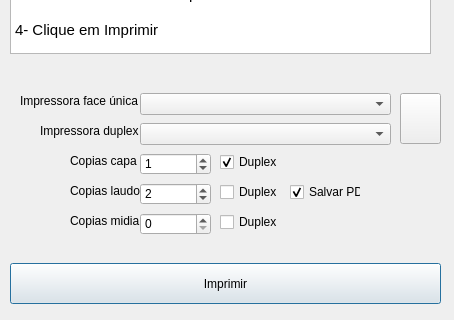
Above: tools/print_laudo/main_window.ui from renatormc/sinftools before the change; both pictures show x 0 to 454 and y 167 to 487 of the 454 by 487 pixel window. Below: the same form after it.
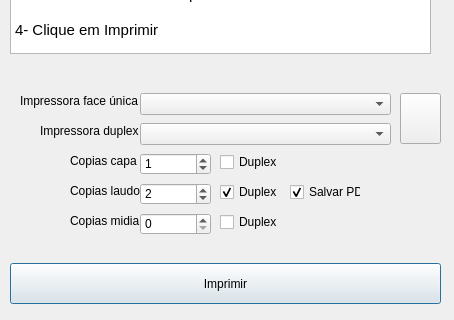
That is the form after the change.

Diff of the .ui file:
```diff
--- a/tools/print_laudo/main_window.ui
+++ b/tools/print_laudo/main_window.ui
@@ -98,7 +98,7 @@
     <string>Duplex</string>
    </property>
    <property name="checked">
-    <bool>true</bool>
+    <bool>false</bool>
    </property>
   </widget>
   <widget class="QCheckBox" name="chkLaudo">
@@ -113,6 +113,9 @@
    <property name="text">
     <string>Duplex</string>
    </property>
+   <property name="checked">
+    <bool>true</bool>
+   </property>
   </widget>
   <widget class="QSpinBox" name="spbLaudo">
    <property name="geometry">
```
